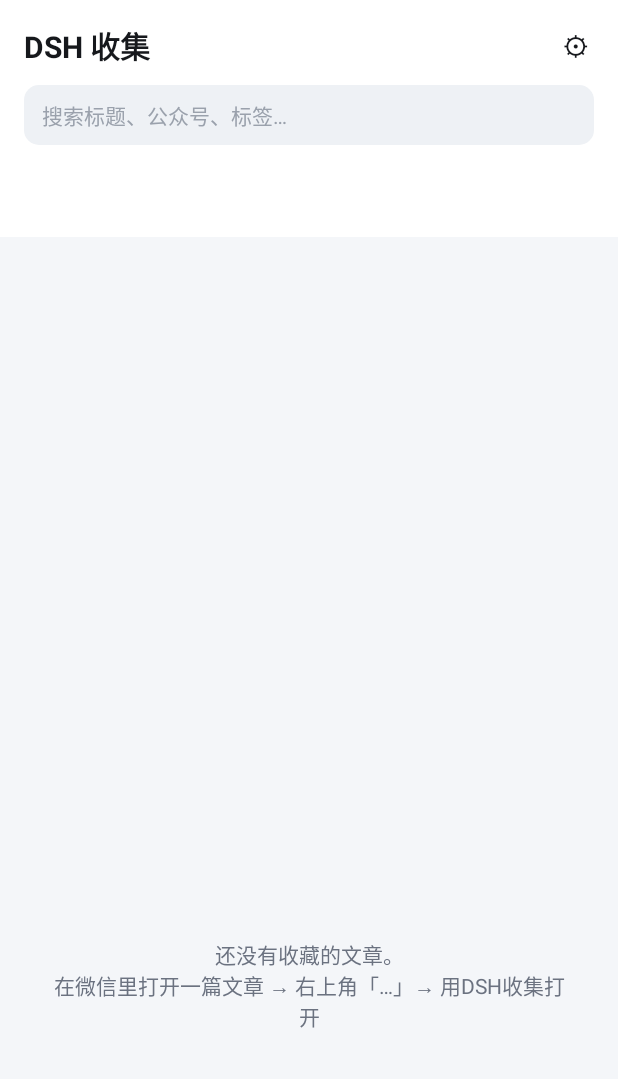
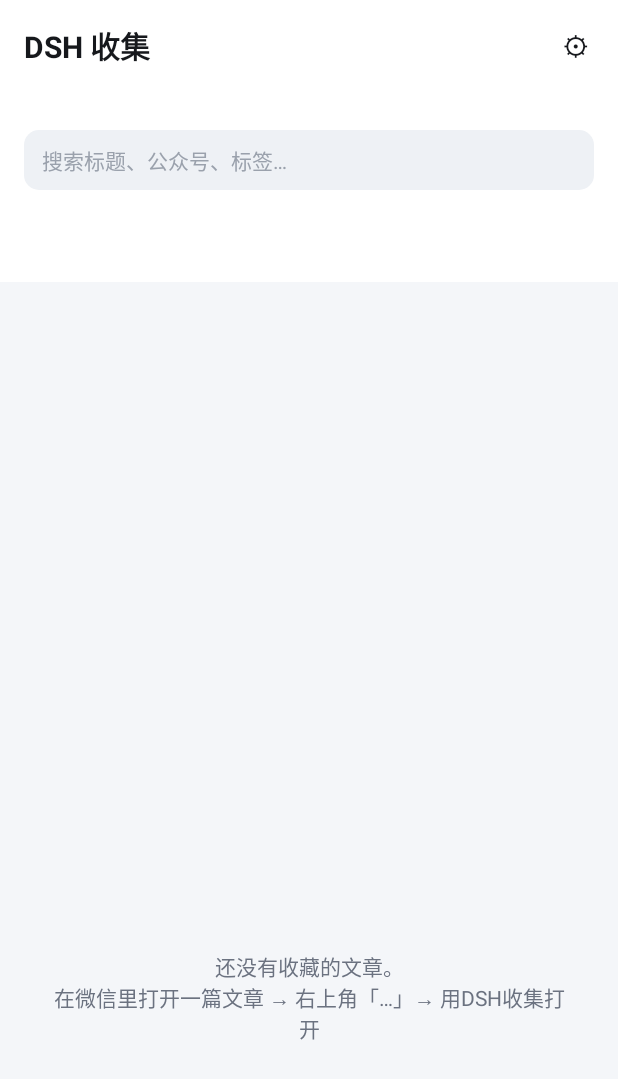
Before and after one commit to Seaborn101/dsh-collect, an Android app: the layout activity_main.xml on its own in the app's theme, with its tools: preview values and no code run, on a phone screen of 412 x 824 dp. Shown: the top 1079 px of the screen. Run offline under Robolectric (Android 15) with nearby library versions, the phone set to English and light mode, and no system bars.

Commit message:
feat v0.0.9: app/src/main/res/layout/activity_main.xml

```diff
--- a/app/src/main/res/layout/activity_main.xml
+++ b/app/src/main/res/layout/activity_main.xml
@@ -50,6 +50,18 @@
                 android:textColor="@color/text_primary"
                 android:textSize="18sp" />
         </LinearLayout>
+
+        <LinearLayout
+            android:id="@+id/review_row"
+            android:layout_width="match_parent"
+            android:layout_height="wrap_content"
+            android:layout_marginTop="10dp"
+            android:background="@drawable/card_bg"
+            android:orientation="horizontal"
+            android:paddingLeft="6dp"
+            android:paddingTop="10dp"
+            android:paddingRight="6dp"
+            android:paddingBottom="10dp" />
 
         <EditText
             android:id="@+id/search"
```
